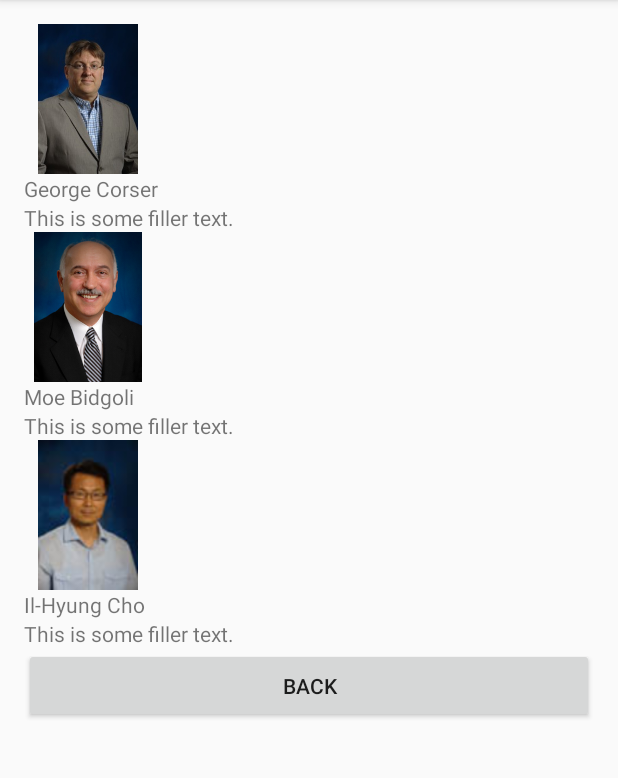
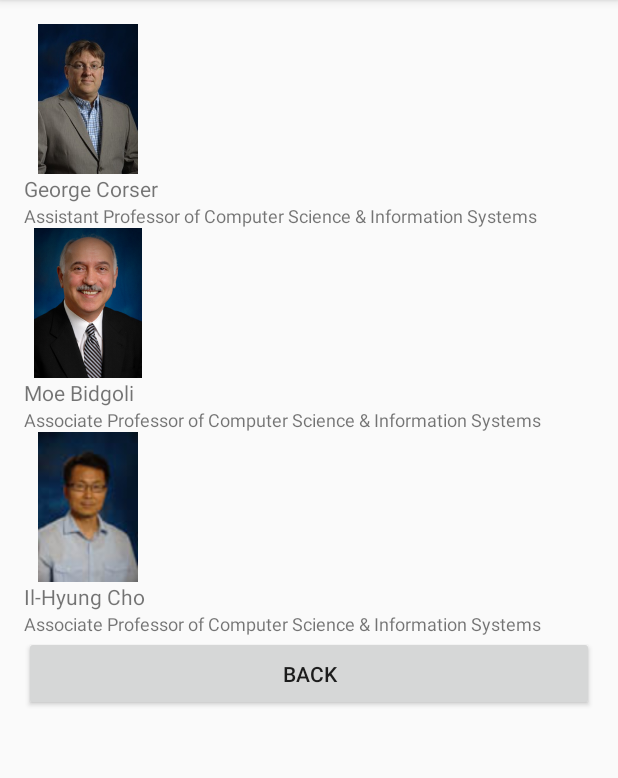
Before and after one commit to mjgrusni/Program1, an Android app: the FacultyActivity screen opened directly, with no data from a screen before it, on a phone screen of 412 x 824 dp, the part 84-862 px from its top. Run offline under Robolectric (Android 15) with nearby library versions, the phone set to English and light mode, and no system bars.

Commit message:
Final Commit before end of class

```diff
--- a/app/src/main/res/layout/activity_faculty.xml
+++ b/app/src/main/res/layout/activity_faculty.xml
@@ -22,7 +22,8 @@
     <TextView
         android:layout_width="wrap_content"
         android:layout_height="wrap_content"
-        android:text="This is some filler text."/>
+        android:textSize="12sp"
+        android:text="Assistant Professor of Computer Science &amp; Information Systems"/>
     <ImageView
         android:layout_width="85dp"
         android:layout_height="100dp"
@@ -34,7 +35,8 @@
     <TextView
         android:layout_width="wrap_content"
         android:layout_height="wrap_content"
-        android:text="This is some filler text."/>
+        android:textSize="12sp"
+        android:text="Associate Professor of Computer Science &amp; Information Systems"/>
     <ImageView
         android:layout_width="85dp"
         android:layout_height="100dp"
@@ -46,7 +48,8 @@
     <TextView
         android:layout_width="wrap_content"
         android:layout_height="wrap_content"
-        android:text="This is some filler text."/>
+        android:textSize="12sp"
+        android:text="Associate Professor of Computer Science &amp; Information Systems"/>
 
     <Button
         android:layout_width="match_parent"
```
Also changed, not shown: app/src/main/res/layout/activity_main.xml (+8 -0 lines).
